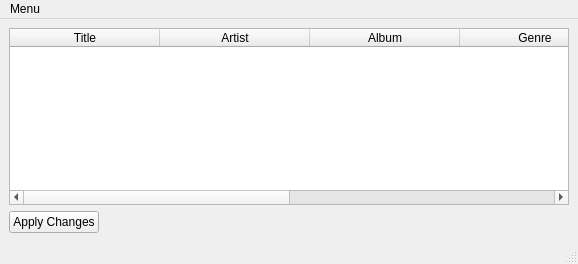
This is app/src/mainwindow.ui in MansTomb/utag as Qt 5 draws it before an edit. The edited form follows.
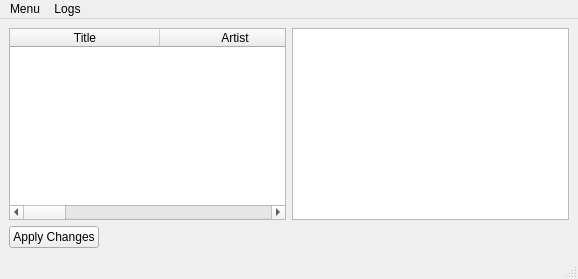
This is the edited form. Custom widgets are drawn as their Qt base class.

Commit message: Logger on minimal

Patch:
```diff
--- a/app/src/mainwindow.ui
+++ b/app/src/mainwindow.ui
@@ -16,7 +16,7 @@
   <widget class="QWidget" name="centralwidget">
    <layout class="QGridLayout" name="gridLayout_2">
     <item row="0" column="0">
-     <layout class="QVBoxLayout" name="verticalLayout">
+     <layout class="QHBoxLayout" name="horizontalLayout">
       <item>
        <widget class="DropTableWidget" name="tableWidget">
         <property name="sizePolicy">
@@ -90,6 +90,25 @@
         </column>
        </widget>
       </item>
+      <item>
+       <widget class="Logger" name="textEdit">
+        <property name="sizePolicy">
+         <sizepolicy hsizetype="Expanding" vsizetype="MinimumExpanding">
+          <horstretch>0</horstretch>
+          <verstretch>0</verstretch>
+         </sizepolicy>
+        </property>
+        <property name="maximumSize">
+         <size>
+          <width>500</width>
+          <height>16777215</height>
+         </size>
+        </property>
+        <property name="readOnly">
+         <bool>true</bool>
+        </property>
+       </widget>
+      </item>
      </layout>
     </item>
     <item row="2" column="0">
@@ -130,7 +149,14 @@
     <addaction name="separator"/>
     <addaction name="actionRecursive"/>
    </widget>
+   <widget class="QMenu" name="menuOpen_Loger">
+    <property name="title">
+     <string>Logs</string>
+    </property>
+    <addaction name="actionOpen_Logs"/>
+   </widget>
    <addaction name="MainMenu"/>
+   <addaction name="menuOpen_Loger"/>
   </widget>
   <widget class="QStatusBar" name="statusbar"/>
   <action name="actionClear_Table">
@@ -158,6 +184,14 @@
     <slot>ProccessType(bool)</slot>
    </slots>
   </customwidget>
+  <customwidget>
+   <class>Logger</class>
+   <extends>QTextEdit</extends>
+   <header>logger.h</header>
+   <slots>
+    <slot>WriteToLog(QString)</slot>
+   </slots>
+  </customwidget>
  </customwidgets>
  <resources/>
  <connections>
```
Left out of the diff: 72 changed lines with no effect on the pictures. The commit also changes 5 other files.
